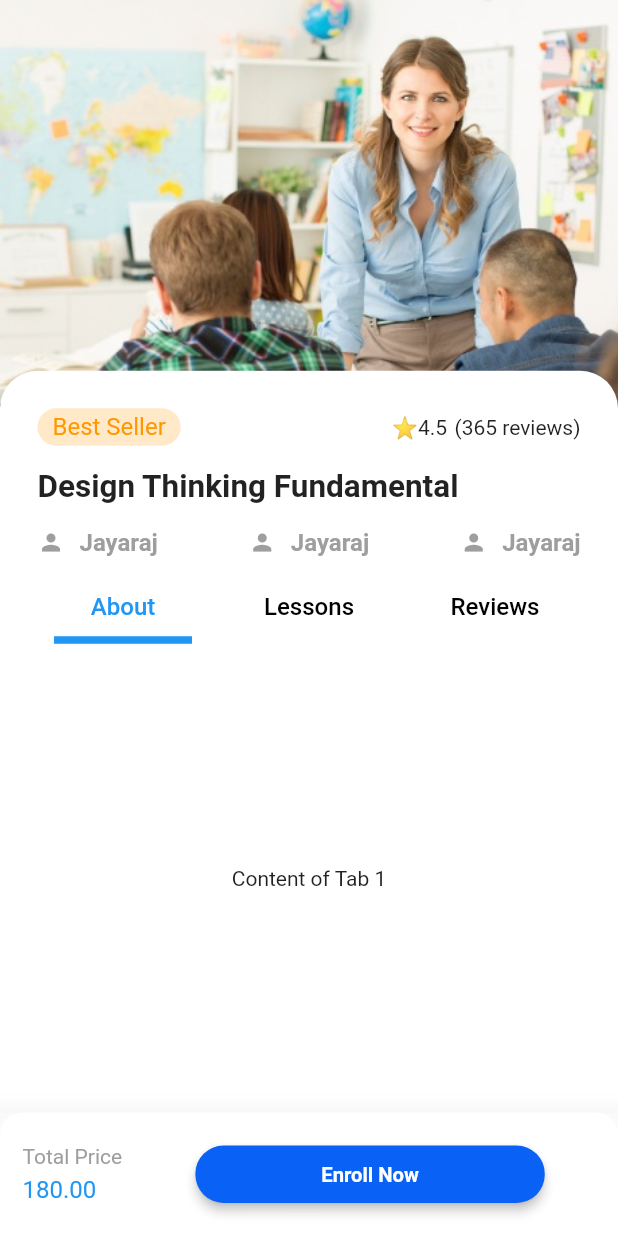
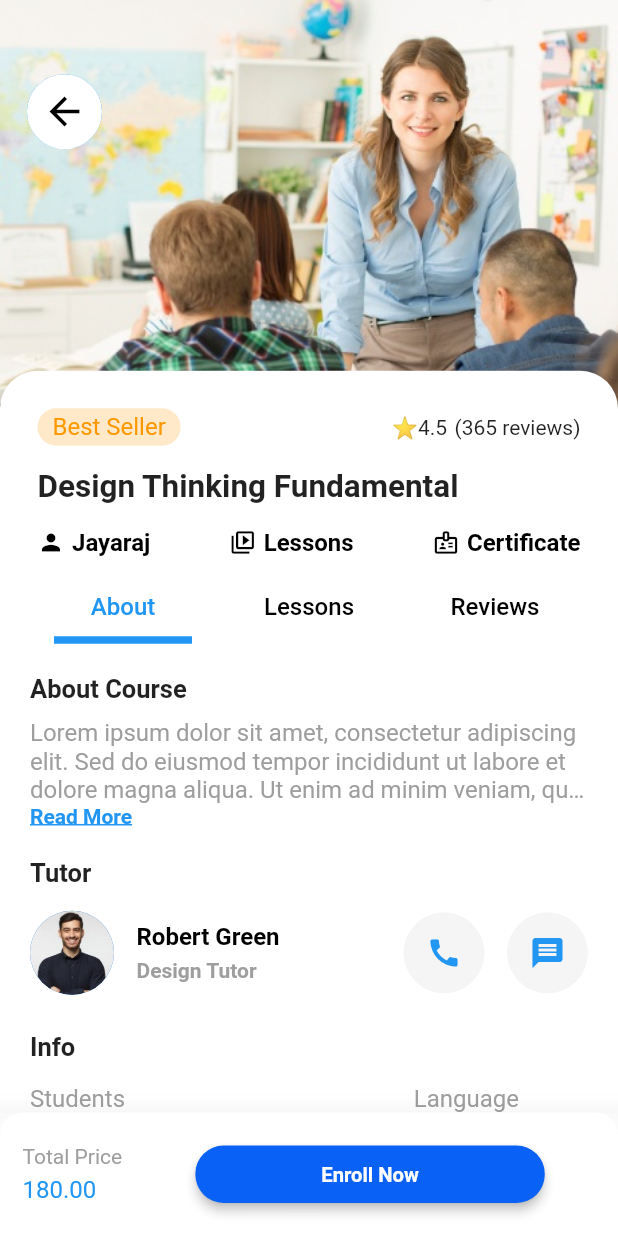
Before and after one commit to JayarajChippada/E-learning, a Flutter app: the CourseDetailsScreen screen opened directly, on a phone screen of 412 x 824 dp. Run offline on Flutter 3.47's test engine with Material 2 defaults, Android fonts, the phone set to English and light mode, and no system bars; our stand-ins replace feather_icons, unicons.

Commit message:
About Widget is completed from course overview screen

```diff
--- /dev/null
+++ b/lib/features/coursedetails/screens/course_details_screen.dart
@@ -0,0 +1,137 @@
+import 'package:e_learning/features/coursedetails/widgets/course_overview.dart';
+import 'package:e_learning/features/home/screens/home_screen.dart';
+import 'package:e_learning/features/home/widgets/bottombar.dart';
+import 'package:e_learning/welcome_screens/widgets/circlur_button.dart';
+import 'package:flutter/material.dart';
+import 'package:e_learning/features/home/widgets/card.dart';
+import 'package:e_learning/features/home/widgets/category.dart';
+import 'package:e_learning/features/home/widgets/course.dart';
+import 'package:e_learning/features/home/widgets/mentor.dart';
+import 'package:e_learning/features/home/widgets/search_bar.dart';
+import 'package:e_learning/pages/category_screen.dart';
+
+import '../../../welcome_screens/widgets/button.dart';
+
+class CourseDetailsScreen extends StatelessWidget {
+  CourseDetailsScreen(
+      {super.key,
+      required this.title,
+      required this.mentor,
+      required this.imageUrl,
+      required this.aboutCourse,
+      required this.label});
+
+  final String title;
+  final String mentor;
+  final String imageUrl;
+  final String aboutCourse;
+  final String label;
+
+  @override
+  Widget build(BuildContext context) {
+    return DefaultTabController(
+      length: 3,
+      child: Scaffold(
+        bottomNavigationBar: Material(
+          elevation: 18,
+          child: Container(
+            padding: const EdgeInsets.all(10),
+            height: MediaQuery.of(context).size.height * 0.1,
+            decoration: const BoxDecoration(
+                color: Colors.white,
+                borderRadius: BorderRadius.only(
+                  topLeft: Radius.circular(15),
+                  topRight: Radius.circular(15),
+                )),
+            child: Center(
+              child: Row(
+                mainAxisAlignment: MainAxisAlignment.spaceBetween,
+                children: [
+                  const SizedBox(
+                    width: 5,
+                  ),
+                  Column(
+                    crossAxisAlignment: CrossAxisAlignment.start,
+                    mainAxisAlignment: MainAxisAlignment.center,
+                    children: const [
+                      Text(
+                        "Total Price",
+                        style: TextStyle(
+                            color: Colors.grey, fontWeight: FontWeight.w400),
+                      ),
+                      SizedBox(
+                        height: 5,
+                      ),
+                      Text(
+                        "180.00",
+                        style: TextStyle(color: Colors.blue, fontSize: 16),
+                      ),
+                    ],
+                  ),
+                  const SizedBox(
+                    width: 10,
+                  ),
+                  Expanded(
+                    child: Transform.scale(
+                      scale: 0.75,
+                      child: MyButton(
+                        text: "Enroll Now",
+                        callback: () {},
+                      ),
+                    ),
+                  )
+                ],
+              ),
+            ),
+          ),
+        ),
+        body: SizedBox(
+            height: double.infinity,
+            width: double.infinity,
+            child: Stack(
+              children: [
+                Stack(
+                  children: [
+                    Positioned(
+                      top: 0,
+                      left: 0,
+                      right: 0,
+                      child: Image.asset(
+                        "assets/images/course2.jpeg",
+                        height: MediaQuery.of(context).size.width,
+                        fit: BoxFit.cover,
+                      ),
+                    ),
+                    Positioned(
+                      left: 2,
+                      top: MediaQuery.of(context).size.height * 0.06,
+                      child: CircularButton(
+                        borderColor: Colors.white,
+                        callback: () {
+                          Navigator.push(
+                              context,
+                              MaterialPageRoute(
+                                builder: (context) => const MyBottomBar(),
+                              ));
+                        },
+                        icon: Icons.arrow_back,
+                        iconColor: Colors.black,
+                        color: Colors.white,
+                      ),
+                    ),
+                  ],
+                ),
+                Positioned(
+                  top: MediaQuery.of(context).size.height * 0.3,
+                  bottom: 0,
+                  child: SizedBox(
+                    width: MediaQuery.of(context).size.width,
+                    child: const CourseOverview(),
+                  ),
+                )
+              ],
+            )),
+      ),
+    );
+  }
+}
--- /dev/null
+++ b/lib/features/coursedetails/widgets/about.dart
@@ -0,0 +1,77 @@
+import 'package:e_learning/features/coursedetails/widgets/about_course.dart';
+import 'package:e_learning/features/coursedetails/widgets/course_info.dart';
+import 'package:e_learning/features/coursedetails/widgets/tutor.dart';
+import 'package:flutter/material.dart';
+
+class About extends StatelessWidget {
+  const About({super.key});
+
+  @override
+  Widget build(BuildContext context) {
+    return SingleChildScrollView(
+      child: Container(
+        margin: const EdgeInsets.symmetric(horizontal: 20),
+        child: Column(
+          crossAxisAlignment: CrossAxisAlignment.start,
+          children: const [
+            SizedBox(
+              height: 20,
+            ),
+            Text(
+              "About Course",
+              style: TextStyle(
+                fontSize: 17,
+                fontWeight: FontWeight.bold,
+              ),
+            ),
+            SizedBox(
+              height: 10,
+            ),
+            AboutCourse(
+              text: 'Lorem ipsum dolor sit amet, consectetur adipiscing elit. '
+                  'Sed do eiusmod tempor incididunt ut labore et dolore magna aliqua. '
+                  'Ut enim ad minim veniam, quis nostrud exercitation ullamco laboris '
+                  'nisi ut aliquip ex ea commodo consequat. Duis aute irure dolor in reprehenderit '
+                  'in voluptate velit esse cillum dolore eu fugiat nulla pariatur. '
+                  'Excepteur sint occaecat cupidatat non proident, sunt in culpa qui officia '
+                  'deserunt mollit anim id est laborum.',
+              maxLines: 10,
+            ),
+
+           SizedBox(
+              height: 20,
+            ),
+            Text(
+              "Tutor",
+              style: TextStyle(
+                fontSize: 17,
+                fontWeight: FontWeight.bold,
+              ),
+            ),
+            SizedBox(
+              height: 15,
+            ),
+            Tutor(
+              imageUrl: "assets/images/mentor4.jpeg",
+            ),
+
+            SizedBox(
+              height: 25,
+            ),
+            Text(
+              "Info",
+              style: TextStyle(
+                fontSize: 17,
+                fontWeight: FontWeight.bold,
+              ),
+            ),
+            SizedBox(
+              height: 15,
+            ),
+            CourseInfo()
+          ],
+        ),
+      ),
+    );
+  }
+}
--- /dev/null
+++ b/lib/features/coursedetails/widgets/about_course.dart
@@ -0,0 +1,50 @@
+import 'package:flutter/material.dart';
+
+class AboutCourse extends StatefulWidget {
+  final String text;
+  final int maxLines;
+  const AboutCourse({super.key, required this.text,  this.maxLines = 3});
+
+  @override
+  State<AboutCourse> createState() => _AboutCourseState();
+}
+
+class _AboutCourseState extends State<AboutCourse> {
+  bool isExpanded = false;
+
+  @override
+  Widget build(BuildContext context) {
+    return Column(
+      crossAxisAlignment: CrossAxisAlignment.start,
+      children: [
+        Text(
+          widget.text,
+          style: const TextStyle(
+            color: Colors.grey,
+            fontWeight: FontWeight.w400,
+            fontSize: 16
+          ),
+          maxLines: isExpanded ? widget.maxLines : 3,
+          overflow: TextOverflow.ellipsis,
+        ),
+        GestureDetector(
+          onTap: () {
+            setState(() {
+              isExpanded = !isExpanded;
+            });
+          },
+          child: Text(
+            isExpanded ? 'Read Less' : 'Read More',
+            style: const TextStyle(
+              decoration: TextDecoration.underline,
+              decorationColor: Colors.blue,
+              color: Colors.blue,
+              decorationThickness: 1.5,
+              fontWeight: FontWeight.bold,
+            ),
+          ),
+        ),
+      ],
+    );
+  }
+}
--- /dev/null
+++ b/lib/features/coursedetails/widgets/course_info.dart
@@ -0,0 +1,180 @@
+import 'package:flutter/material.dart';
+
+class CourseInfo extends StatelessWidget {
+  const CourseInfo({super.key});
+
+  @override
+  Widget build(BuildContext context) {
+    return Row(
+      mainAxisAlignment: MainAxisAlignment.spaceBetween,
+      children: [
+        Column(
+          mainAxisAlignment: MainAxisAlignment.spaceEvenly,
+          crossAxisAlignment: CrossAxisAlignment.start,
+          children: [
+            Column(
+              crossAxisAlignment: CrossAxisAlignment.start,
+              children: const [
+                Text(
+                  "Students",
+                  style: TextStyle(
+                    color: Colors.grey,
+                    fontSize: 16,
+                    fontWeight: FontWeight.w400
+                  ),
+                ),
+                SizedBox(height: 5,),
+                Text(
+                  "156,123",
+                  style: TextStyle(
+                    color: Colors.black,
+                    fontWeight: FontWeight.bold,
+                    fontSize: 16
+                  ),
+                ),
+              ],
+            ),
+
+            const SizedBox(height: 10,),
+            Column(
+              crossAxisAlignment: CrossAxisAlignment.start,
+              children: const [
+                Text(
+                  "Last Updated",
+                  style: TextStyle(
+                      color: Colors.grey,
+                      fontSize: 16,
+                      fontWeight: FontWeight.w400),
+                ),
+                SizedBox(
+                  height: 5,
+                ),
+                Text(
+                  "Feb 2, 2023",
+                  style: TextStyle(
+                      color: Colors.black,
+                      fontWeight: FontWeight.bold,
+                      fontSize: 16),
+                ),
+              ],
+            ),
+
+            const SizedBox(
+              height: 10,
+            ),
+            Column(
+              crossAxisAlignment: CrossAxisAlignment.start,
+              children: const [
+                Text(
+                  "Level",
+                  style: TextStyle(
+                      color: Colors.grey,
+                      fontSize: 16,
+                      fontWeight: FontWeight.w400),
+                ),
+                SizedBox(
+                  height: 5,
+                ),
+                Text(
+                  "Beginner",
+                  style: TextStyle(
+                      color: Colors.black,
+                      fontWeight: FontWeight.bold,
+                      fontSize: 16),
+                ),
+              ],
+            ),
+            const SizedBox(
+              height: 20,
+            ),
+          ],
+        ),
+
+        Column(
+          mainAxisAlignment: MainAxisAlignment.spaceEvenly,
+          crossAxisAlignment: CrossAxisAlignment.start,
+          children: [
+            Column(
+              crossAxisAlignment: CrossAxisAlignment.start,
+              children: const [
+                Text(
+                  "Language",
+                  style: TextStyle(
+                      color: Colors.grey,
+                      fontSize: 16,
+                      fontWeight: FontWeight.w400),
+                ),
+                SizedBox(
+                  height: 5,
+                ),
+                Text(
+                  "English",
+                  style: TextStyle(
+                      color: Colors.black,
+                      fontWeight: FontWeight.bold,
+                      fontSize: 16),
+                ),
+              ],
+            ),
+
+            const SizedBox(
+              height: 10,
+            ),
+            Column(
+              crossAxisAlignment: CrossAxisAlignment.start,
+              children: const [
+                Text(
+                  "Subtitle",
+                  style: TextStyle(
+                      color: Colors.grey,
+                      fontSize: 16,
+                      fontWeight: FontWeight.w400),
+                ),
+                SizedBox(
+                  height: 5,
+                ),
+                Text(
+                  "English",
+                  style: TextStyle(
+                      color: Colors.black,
+                      fontWeight: FontWeight.bold,
+                      fontSize: 16),
+                ),
+              ],
+            ),
+
+            const SizedBox(
+              height: 10,
+            ),
+            Column(
+              crossAxisAlignment: CrossAxisAlignment.start,
+              children: const [
+                Text(
+                  "Acess",
+                  style: TextStyle(
+                      color: Colors.grey,
+                      fontSize: 16,
+                      fontWeight: FontWeight.w400),
+                ),
+                SizedBox(
+                  height: 5,
+                ),
+                Text(
+                  "Mobile, Desktop",
+                  style: TextStyle(
+                      color: Colors.black,
+                      fontWeight: FontWeight.bold,
+                      fontSize: 16),
+                ),
+              ],
+            ),
+            const SizedBox(
+              height: 20,
+            ),
+          ],
+        ),
+
+      ],
+    );
+  }
+}
--- a/lib/features/home/widgets/course_overview.dart
+++ b/lib/features/coursedetails/widgets/course_overview.dart
@@ -1,4 +1,7 @@
+import 'package:e_learning/features/coursedetails/widgets/about.dart';
+import 'package:feather_icons/feather_icons.dart';
 import 'package:flutter/material.dart';
+import 'package:unicons/unicons.dart';
 
 class CourseOverview extends StatelessWidget {
   const CourseOverview({super.key});
@@ -77,15 +80,15 @@ class CourseOverview extends StatelessWidget {
                          Icon(
                           Icons.person,
                           size: 18,
-                          color: Colors.grey,
+                          color: Colors.black,
                         ),
                          SizedBox(
-                          width: 10,
+                          width: 5,
                         ),
                         Text(
                           "Jayaraj",
                           style:  TextStyle(
-                              color: Colors.grey,
+                              color: Colors.black,
                               fontSize: 16,
                               fontWeight: FontWeight.bold),
                         ),
@@ -95,17 +98,17 @@ class CourseOverview extends StatelessWidget {
                       crossAxisAlignment: CrossAxisAlignment.center,
                       children: const [
                         Icon(
-                          Icons.person,
+                          Icons.video_collection_outlined,
                           size: 18,
-                          color: Colors.grey,
+                          color: Colors.black,
                         ),
                         SizedBox(
-                          width: 10,
+                          width: 5,
                         ),
                         Text(
-                          "Jayaraj",
+                          "Lessons",
                           style: TextStyle(
-                              color: Colors.grey,
+                              color: Colors.black,
                               fontSize: 16,
                               fontWeight: FontWeight.bold),
                         ),
@@ -115,17 +118,17 @@ class CourseOverview extends StatelessWidget {
                       crossAxisAlignment: CrossAxisAlignment.center,
                       children: const [
                         Icon(
-                          Icons.person,
+                          Icons.badge_outlined,
                           size: 18,
-                          color: Colors.grey,
+                          color: Colors.black,
                         ),
                         SizedBox(
-                          width: 10,
+                          width: 5,
                         ),
                         Text(
-                          "Jayaraj",
+                          "Certificate",
                           style: TextStyle(
-                              color: Colors.grey,
+                              color: Colors.black,
                               fontSize: 16,
                               fontWeight: FontWeight.bold),
                         ),
@@ -157,12 +160,10 @@ class CourseOverview extends StatelessWidget {
             ],
           ),
 
-          Expanded(
+          const Expanded(
             child: TabBarView(
               children: [
-                Center(
-                  child: Text('Content of Tab 1'),
-                ),
+               About(),
 
                 // Content of Tab 2
                 Center(
--- /dev/null
+++ b/lib/features/coursedetails/widgets/tutor.dart
@@ -0,0 +1,81 @@
+import 'package:feather_icons/feather_icons.dart';
+import 'package:flutter/material.dart';
+import 'package:unicons/unicons.dart';
+
+class Tutor extends StatelessWidget {
+  final String imageUrl;
+  const Tutor({super.key, required this.imageUrl});
+
+  @override
+  Widget build(BuildContext context) {
+    return Row(
+      mainAxisAlignment: MainAxisAlignment.spaceBetween,
+      children: [
+        Row(
+          children: [
+            CircleAvatar(
+                radius: 28,
+                child: ClipOval(
+                  child: Image.asset(
+                    imageUrl,
+                    height: 80,
+                    width: 80,
+                    fit: BoxFit.cover,
+                  ),
+                )),
+
+            const SizedBox(width: 15,),
+            Column(
+              crossAxisAlignment: CrossAxisAlignment.start,
+              children:const [
+                Text("Robert Green", style: TextStyle(
+                  color: Colors.black,
+                  fontSize: 16,
+                  fontWeight: FontWeight.bold
+                ),),
+                SizedBox(height: 5,),
+                Text(
+                "Design Tutor",
+                style: TextStyle(
+                    color: Colors.grey,
+                    fontSize: 14,
+                    fontWeight: FontWeight.bold),
+              ),
+              ],
+              )
+          ],
+        ),
+        Row(
+          mainAxisAlignment: MainAxisAlignment.spaceAround,
+          children: [
+            Container(
+              padding: const EdgeInsets.all(15),
+              decoration: BoxDecoration(
+                  borderRadius: BorderRadius.circular(50),
+                  color: Colors.grey.shade100),
+              child: const Center(
+                  child: Icon(
+                Icons.call,
+                color: Colors.blue,
+              )),
+            ),
+
+            const SizedBox(width: 15,),
+
+            Container(
+              padding: const EdgeInsets.all(15),
+              decoration: BoxDecoration(
+                  borderRadius: BorderRadius.circular(50),
+                  color: Colors.grey.shade100),
+              child: const Center(
+                  child: Icon(
+                Icons.message,
+                color: Colors.blue,
+              )),
+            ),
+          ],
+        )
+      ],
+    );
+  }
+}
--- a/lib/features/home/screens/home_screen.dart
+++ b/lib/features/home/screens/home_screen.dart
@@ -4,7 +4,7 @@ import 'package:e_learning/features/home/widgets/course.dart';
 import 'package:e_learning/features/home/widgets/mentor.dart';
 import 'package:e_learning/features/home/widgets/search_bar.dart';
 import 'package:e_learning/pages/category_screen.dart';
-import 'package:e_learning/pages/course_details_screen.dart';
+import 'package:e_learning/features/coursedetails/screens/course_details_screen.dart';
 import 'package:flutter/material.dart';
 
 class HomeScreen extends StatelessWidget {
--- a/lib/features/home/widgets/ongoing.dart
+++ b/lib/features/home/widgets/ongoing.dart
@@ -1,7 +1,7 @@
 import 'package:e_learning/features/home/widgets/card.dart';
 import 'package:flutter/material.dart';
 
-import '../../../pages/course_details_screen.dart';
+import '../../coursedetails/screens/course_details_screen.dart';
 
 class OngoingView extends StatelessWidget {
   OngoingView({super.key});
--- a/lib/pages/course_details_screen.dart
+++ /dev/null
@@ -1,106 +0,0 @@
-import 'package:e_learning/features/home/widgets/course_overview.dart';
-import 'package:flutter/material.dart';
-import 'package:e_learning/features/home/widgets/card.dart';
-import 'package:e_learning/features/home/widgets/category.dart';
-import 'package:e_learning/features/home/widgets/course.dart';
-import 'package:e_learning/features/home/widgets/mentor.dart';
-import 'package:e_learning/features/home/widgets/search_bar.dart';
-import 'package:e_learning/pages/category_screen.dart';
-
-import '../welcome_screens/widgets/button.dart';
-
-class CourseDetailsScreen extends StatelessWidget {
-  CourseDetailsScreen(
-      {super.key,
-      required this.title,
-      required this.mentor,
-      required this.imageUrl,
-      required this.aboutCourse,
-      required this.label});
-
-  final String title;
-  final String mentor;
-  final String imageUrl;
-  final String aboutCourse;
-  final String label;
-
-  @override
-  Widget build(BuildContext context) {
-    return DefaultTabController(
-      length: 3,
-      child: Scaffold(
-        bottomNavigationBar: Material(
-          elevation: 18,
-          child: Container(
-            padding: const EdgeInsets.all(10),
-            height: MediaQuery.of(context).size.height * 0.1,
-            decoration: const BoxDecoration(
-                color: Colors.white,
-                borderRadius: BorderRadius.only(
-                  topLeft: Radius.circular(15),
-                  topRight: Radius.circular(15),
-                )),
-                child: Center(
-                  child: Row(
-                    mainAxisAlignment: MainAxisAlignment.spaceBetween,
-                    children: [
-                      const SizedBox(width: 5,),
-                      Column(
-                        crossAxisAlignment: CrossAxisAlignment.start,
-                        mainAxisAlignment: MainAxisAlignment.center,
-                        children: const [
-                           Text("Total Price",style: TextStyle(
-                            color: Colors.grey,
-                            fontWeight: FontWeight.w400
-                           ),),
-                           SizedBox(height: 5,),
-                           Text("180.00",style: TextStyle(
-                            color: Colors.blue,
-                            fontSize: 16
-                           ),),
-                        ],
-                      ),
-                      const SizedBox(width: 10,),
-                      Expanded(
-                        child: Transform.scale(
-                          scale: 0.75,
-                          child: MyButton(text: "Enroll Now", callback: () {
-                          },),
-                        ),
-                      )
-                    ],
-                  ),
-                ),
-          ),
-        ),
-        body: SizedBox(
-          height: double.infinity,
-          width: double.infinity,
-
-          child:  Stack(
-            children: [
-              Positioned(
-                top: 0,
-                left: 0,
-                right: 0,
-                child: Image.asset(
-                  "assets/images/course2.jpeg",
-                  height: MediaQuery.of(context).size.width,
-                  fit: BoxFit.cover,
-                ),
-              ),
-               Positioned(
-                top: MediaQuery.of(context).size.height*0.3,
-                bottom: 0,
-                child: Container(
-                  width: MediaQuery.of(context).size.width,
-                  child: CourseOverview(),
-                ),
-              )
-            ],
-          )
-        ),
-      ),
-    );
-  }
-}
```
Also changed, not shown: lib/features/coursedetails/widgets/lessons.dart (added), lib/features/coursedetails/widgets/reviews.dart (added).
